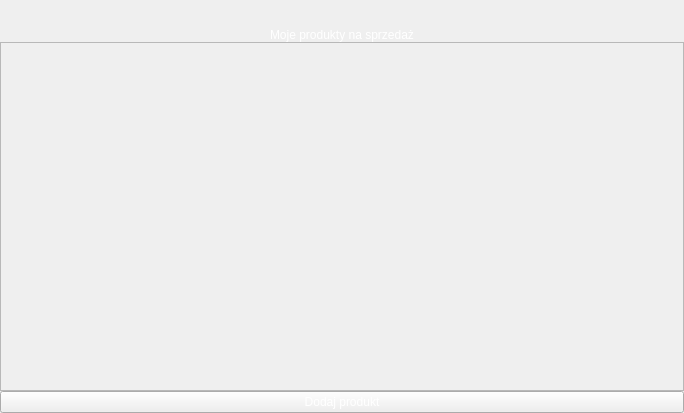
First picture: the form in accoutpage.ui, repository ebbe3000/shop, before the edit.
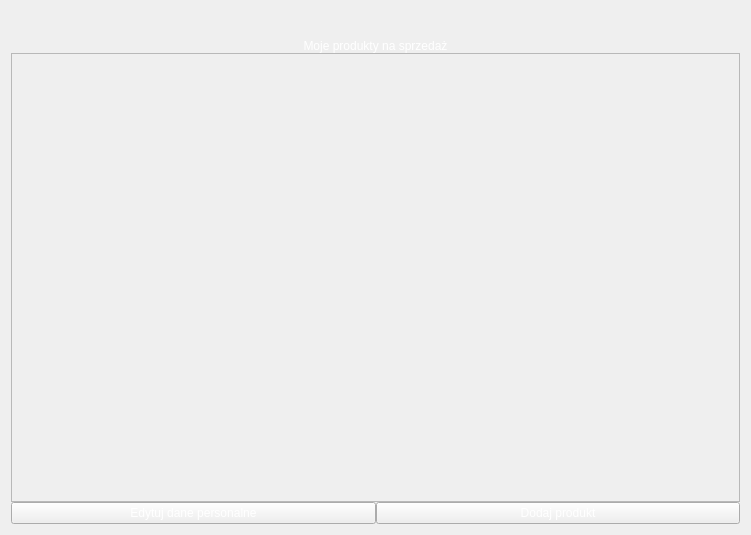
Second picture: the form after the edit.

Diff of the .ui file:
```diff
--- a/accoutpage.ui
+++ b/accoutpage.ui
@@ -6,8 +6,8 @@
    <rect>
     <x>0</x>
     <y>0</y>
-    <width>684</width>
-    <height>413</height>
+    <width>751</width>
+    <height>535</height>
    </rect>
   </property>
   <property name="windowTitle">
@@ -17,26 +17,14 @@
    <string notr="true">color: white;</string>
   </property>
   <layout class="QVBoxLayout" name="verticalLayout_4">
-   <property name="spacing">
-    <number>0</number>
-   </property>
-   <property name="leftMargin">
-    <number>0</number>
-   </property>
-   <property name="topMargin">
-    <number>0</number>
-   </property>
-   <property name="rightMargin">
-    <number>0</number>
-   </property>
-   <property name="bottomMargin">
-    <number>0</number>
-   </property>
    <item>
     <layout class="QVBoxLayout" name="verticalLayout_3">
      <property name="spacing">
       <number>0</number>
      </property>
+     <property name="bottomMargin">
+      <number>0</number>
+     </property>
      <item>
       <layout class="QHBoxLayout" name="horizontalLayout_2">
        <property name="spacing">
@@ -120,8 +108,8 @@
          <rect>
           <x>0</x>
           <y>0</y>
-          <width>680</width>
-          <height>331</height>
+          <width>729</width>
+          <height>433</height>
          </rect>
         </property>
         <layout class="QVBoxLayout" name="verticalLayout_6">
@@ -152,11 +140,22 @@
       </widget>
      </item>
      <item>
+      <layout class="QHBoxLayout" name="horizontalLayout_3">
+       <item>
+        <widget class="QPushButton" name="editPersonalDataButton">
+         <property name="text">
+          <string>Edytuj dane personalne</string>
+         </property>
+        </widget>
+       </item>
+       <item>
       <widget class="QPushButton" name="addNewItemButton">
        <property name="text">
         <string>Dodaj produkt</string>
        </property>
       </widget>
+       </item>
+      </layout>
      </item>
     </layout>
    </item>
```
Lines whose indentation alone changed are shown as unchanged.
